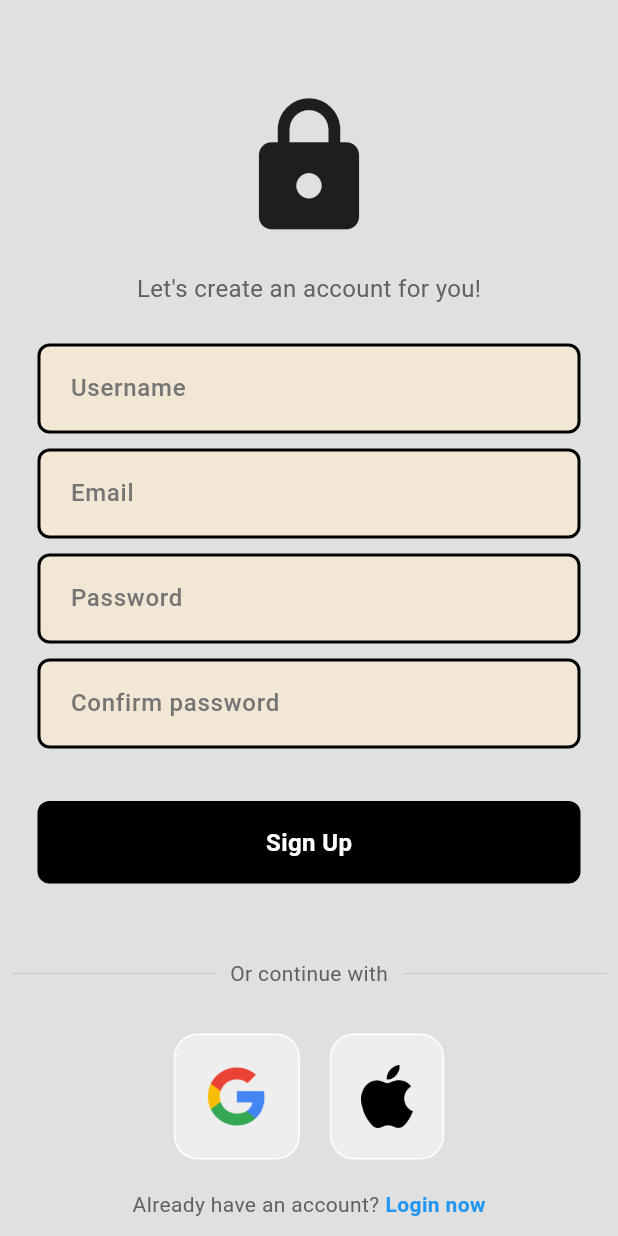
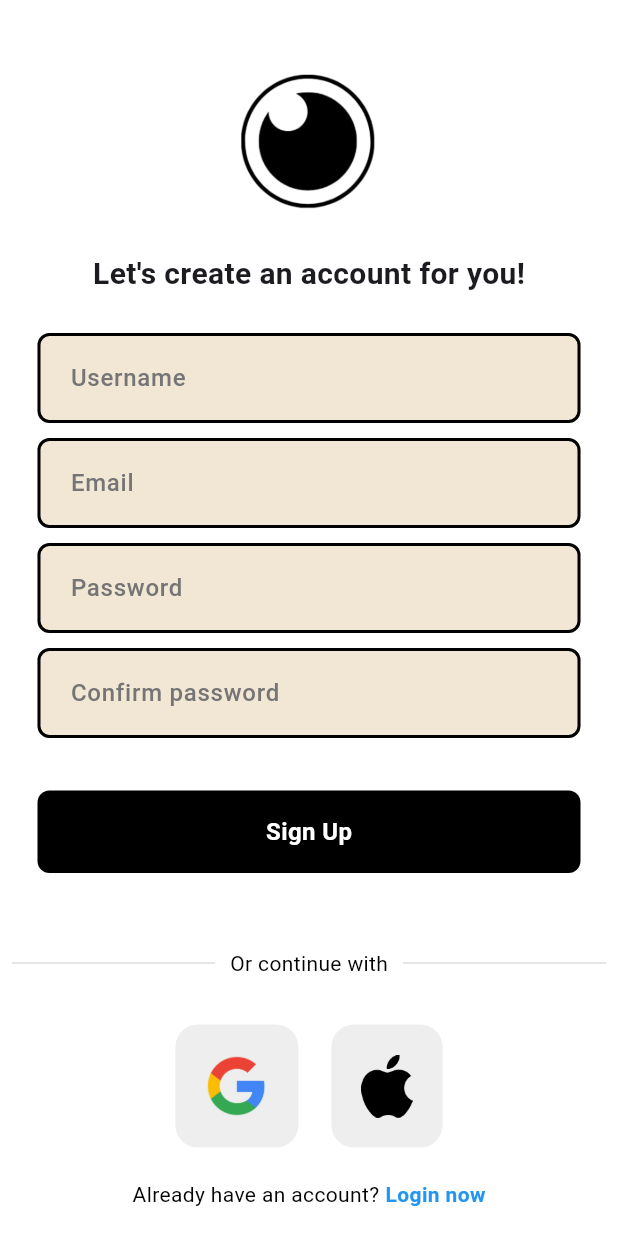
Before and after one commit to viet290423/DoAnLienNganh_Nhom1, a Flutter app: the screen it shows after launch, after a tap on "Register now", on a phone screen of 412 x 824 dp. Run offline on Flutter 3.47's test engine with Material 3 defaults, Android fonts, the phone set to English and light mode, and no system bars; our stand-ins replace camera, cloud_firestore, firebase_auth, firebase_core, firebase_storage, get and 6 more; accounts and stored records are empty; network calls fail; Roboto replaces fonts that are missing (Montserrat).

Commit message:
them man hinh splash

```diff
--- a/fuzzysnap/lib/auth/auth_page.dart
+++ b/fuzzysnap/lib/auth/auth_page.dart
@@ -3,6 +3,7 @@ import 'package:firebase_auth/firebase_auth.dart';
 import 'package:flutter/material.dart';
 import 'package:fuzzysnap/auth/login_or_register_page.dart';
 import 'package:fuzzysnap/pages/main_page.dart';
+import 'package:fuzzysnap/pages/splash/welcome_page.dart';
 
 class AuthPage extends StatelessWidget {
   final List<CameraDescription> cameras; // Thêm biến cameras
@@ -16,9 +17,9 @@ class AuthPage extends StatelessWidget {
         stream: FirebaseAuth.instance.authStateChanges(),
         builder: (context, snapshot) {
           if (snapshot.hasData) {
-            return MainPage(cameras: cameras); // Truyền cameras vào MainPage
+            return MainPage(cameras: cameras);
           } else {
-            return const LoginOrRegisterPage();
+            return LoginOrRegisterPage();
           }
         },
       ),
--- a/fuzzysnap/lib/auth/login_page.dart
+++ b/fuzzysnap/lib/auth/login_page.dart
@@ -1,14 +1,16 @@
 import 'package:firebase_auth/firebase_auth.dart';
 import 'package:flutter/material.dart';
 import 'package:fuzzysnap/auth/forgot_pw_page.dart';
+import 'package:fuzzysnap/provider/provider.dart';
 import 'package:fuzzysnap/service/auth_service.dart';
 import 'package:fuzzysnap/widget/my_button.dart';
 import 'package:fuzzysnap/widget/my_textfield.dart';
 import 'package:fuzzysnap/widget/square_tile.dart';
+import 'package:provider/provider.dart';
 
 class LoginPage extends StatefulWidget {
   final Function()? onTap;
-  const LoginPage({super.key, required this.onTap});
+  const LoginPage({super.key, this.onTap});
 
   @override
   State<LoginPage> createState() => _LoginPageState();
@@ -73,29 +75,35 @@ class _LoginPageState extends State<LoginPage> {
   @override
   Widget build(BuildContext context) {
     return Scaffold(
-      backgroundColor: Colors.grey[300],
+      backgroundColor: Theme.of(context).colorScheme.surface,
       body: SafeArea(
         child: Center(
           child: SingleChildScrollView(
-            child: Column(
+            child: Consumer<UiProvider>(
+                builder: (context, UiProvider notifier, child) {
+              return Column(
                 mainAxisAlignment: MainAxisAlignment.center,
                 children: [
                   const SizedBox(
                     height: 50,
                   ),
                   //logo
-                const Icon(
-                  Icons.lock,
-                  size: 100,
+                  SizedBox(
+                    width: 150,
+                    height: 150,
+                    child: Image(
+                      image: AssetImage(notifier.isDark
+                          ? "assets/images/logo_white.png"
+                          : "assets/images/logo.png"),
                     ),
-                const SizedBox(
-                  height: 50,
                   ),
-                Text(
-                  "Welcome back you're been missed",
+
+                  const Text(
+                    'Welcome back you\'ve\nbeen missed!',
+                    textAlign: TextAlign.center,
                     style: TextStyle(
-                    color: Colors.grey[700],
-                    fontSize: 16,
+                      fontSize: 20,
+                      fontWeight: FontWeight.bold,
                     ),
                   ),
                   const SizedBox(
@@ -136,7 +144,7 @@ class _LoginPageState extends State<LoginPage> {
                           child: Text(
                             "Forgot Password?",
                             style: TextStyle(
-                            color: Colors.grey[600],
+                              color: Theme.of(context).colorScheme.onSecondary,
                             ),
                           ),
                         ),
@@ -168,7 +176,7 @@ class _LoginPageState extends State<LoginPage> {
                           child: Text(
                             "Or continue with",
                             style: TextStyle(
-                            color: Colors.grey[700],
+                              color: Theme.of(context).colorScheme.onSecondary,
                             ),
                           ),
                         ),
@@ -205,7 +213,9 @@ class _LoginPageState extends State<LoginPage> {
                     children: [
                       Text(
                         "Not a member?",
-                      style: TextStyle(color: Colors.grey[700]),
+                        style: TextStyle(
+                          color: Theme.of(context).colorScheme.onSecondary,
+                        ),
                       ),
                       const SizedBox(
                         width: 4,
@@ -221,7 +231,8 @@ class _LoginPageState extends State<LoginPage> {
                     ],
                   )
                 ],
-            ),
+              );
+            }),
           ),
         ),
       ),
--- a/fuzzysnap/lib/auth/register_page.dart
+++ b/fuzzysnap/lib/auth/register_page.dart
@@ -1,10 +1,12 @@
 import 'package:cloud_firestore/cloud_firestore.dart';
 import 'package:firebase_auth/firebase_auth.dart';
 import 'package:flutter/material.dart';
+import 'package:fuzzysnap/provider/provider.dart';
 import 'package:fuzzysnap/service/auth_service.dart';
 import 'package:fuzzysnap/widget/my_button.dart';
 import 'package:fuzzysnap/widget/my_textfield.dart';
 import 'package:fuzzysnap/widget/square_tile.dart';
+import 'package:provider/provider.dart';
 
 class RegisterPage extends StatefulWidget {
   final Function()? onTap;
@@ -52,13 +54,6 @@ class _RegisterPageState extends State<RegisterPage> {
       }
     } on FirebaseAuthException catch (e) {
       Navigator.pop(context);
-      // if (e.code == 'user-not-found') {
-      //   print('No user found for that email.');
-      //   wrongEmailMessage();
-      // } else if (e.code == 'wrong-password') {
-      //   print('Wrong password provided for that user.');
-      //   wrongPasswordMessage();
-      // }
       showErrorMessage(e.code);
     }
   }
@@ -99,29 +94,30 @@ class _RegisterPageState extends State<RegisterPage> {
   @override
   Widget build(BuildContext context) {
     return Scaffold(
-      backgroundColor: Colors.grey[300],
+      backgroundColor: Theme.of(context).colorScheme.surface,
       body: SafeArea(
         child: Center(
           child: SingleChildScrollView(
-            child: Column(
+            child: Consumer<UiProvider>(
+                builder: (context, UiProvider notifier, child) {
+              return Column(
                 mainAxisAlignment: MainAxisAlignment.center,
                 children: [
-                const SizedBox(
-                  height: 50,
+                  SizedBox(
+                    width: 150,
+                    height: 150,
+                    child: Image(
+                      image: AssetImage(notifier.isDark
+                          ? "assets/images/logo_white.png"
+                          : "assets/images/logo.png"),
                     ),
-                //logo
-                const Icon(
-                  Icons.lock,
-                  size: 100,
                   ),
-                const SizedBox(
-                  height: 20,
-                ),
-                Text(
+
+                  const Text(
                     "Let's create an account for you!",
                     style: TextStyle(
-                    color: Colors.grey[700],
-                    fontSize: 16,
+                      fontSize: 20,
+                      fontWeight: FontWeight.bold,
                     ),
                   ),
                   const SizedBox(
@@ -193,7 +189,7 @@ class _RegisterPageState extends State<RegisterPage> {
                           child: Text(
                             "Or continue with",
                             style: TextStyle(
-                            color: Colors.grey[700],
+                              color: Theme.of(context).colorScheme.onSecondary,
                             ),
                           ),
                         ),
@@ -230,7 +226,9 @@ class _RegisterPageState extends State<RegisterPage> {
                     children: [
                       Text(
                         "Already have an account?",
-                      style: TextStyle(color: Colors.grey[700]),
+                        style: TextStyle(
+                          color: Theme.of(context).colorScheme.onSecondary,
+                        ),
                       ),
                       const SizedBox(
                         width: 4,
@@ -246,7 +244,8 @@ class _RegisterPageState extends State<RegisterPage> {
                     ],
                   )
                 ],
-            ),
+              );
+            }),
           ),
         ),
       ),
--- a/fuzzysnap/lib/main.dart
+++ b/fuzzysnap/lib/main.dart
@@ -9,6 +9,7 @@ import 'package:fuzzysnap/pages/chat/chat_page.dart';
 import 'package:fuzzysnap/pages/home_page.dart';
 import 'package:fuzzysnap/pages/main_page.dart';
 import 'package:fuzzysnap/pages/notification_page.dart';
+import 'package:fuzzysnap/pages/splash/splash_page.dart';
 import 'package:fuzzysnap/provider/provider.dart';
 import 'package:provider/provider.dart';
 
@@ -49,10 +50,14 @@ class MyApp extends StatelessWidget {
               onPrimary: Colors.white,
               onSecondary: Colors.black,
             ),
+            progressIndicatorTheme: const ProgressIndicatorThemeData(
+                color: Color(0xFF6D9886) // Màu cho CircularProgressIndicator
+                ),
             useMaterial3: true,
           ),
-          home: AuthPage(cameras: cameras),
+          initialRoute: '/',
           routes: {
+            '/': (context) => SplashScreen(),
             '/auth_page': (context) => AuthPage(cameras: cameras),
             '/login_register_page': (context) => const LoginOrRegisterPage(),
             '/main_page': (context) => MainPage(
--- a/fuzzysnap/lib/pages/notification_page.dart
+++ b/fuzzysnap/lib/pages/notification_page.dart
@@ -55,7 +55,11 @@ class _NotificationPageState extends State<NotificationPage> {
         ),
       ),
       body: friendRequests.isEmpty
-          ? const Center(child: Text('Không có yêu cầu kết bạn.'))
+          ? const Center(
+              child: Text(
+              'Nothing here!',
+              style: TextStyle(fontSize: 22),
+            ))
           : ListView.builder(
               itemCount: friendRequests.length,
               itemBuilder: (context, index) {
--- a/fuzzysnap/lib/pages/setting/setting_page.dart
+++ b/fuzzysnap/lib/pages/setting/setting_page.dart
@@ -19,7 +19,7 @@ class _SettingPageState extends State<SettingPage> {
     FirebaseAuth.instance.signOut().then((_) {
       Navigator.pushNamedAndRemoveUntil(
         context,
-        '/auth_page',
+        '/',
         (route) => false,
       );
     }).catchError((error) {
--- /dev/null
+++ b/fuzzysnap/lib/pages/splash/splash_page.dart
@@ -0,0 +1,66 @@
+import 'dart:async';
+import 'package:camera/camera.dart';
+import 'package:flutter/material.dart';
+import 'package:flutter/widgets.dart';
+import 'package:fuzzysnap/auth/auth_page.dart';
+import 'package:fuzzysnap/pages/splash/welcome_page.dart';
+import 'package:fuzzysnap/provider/provider.dart';
+import 'package:get/get.dart';
+import 'package:provider/provider.dart';
+
+import '../../app/dimensions.dart';
+
+class SplashScreen extends StatefulWidget {
+  const SplashScreen({Key? key}) : super(key: key);
+
+  @override
+  _SplashScreenState createState() => _SplashScreenState();
+}
+
+class _SplashScreenState extends State<SplashScreen>
+    with TickerProviderStateMixin {
+  late Animation<double> animation;
+  late AnimationController controller;
+
+  @override
+  void initState() {
+    super.initState();
+    // _loadResource();
+    controller =
+        AnimationController(vsync: this, duration: const Duration(seconds: 2))
+          ..forward();
+
+    animation = CurvedAnimation(parent: controller, curve: Curves.linear);
+    Timer(const Duration(seconds: 3),
+        () => Navigator.pushReplacementNamed(context, '/auth_page'));
+  }
+
+  // animation logo
+  @override
+  Widget build(BuildContext context) {
+    return Scaffold(
+      backgroundColor: Theme.of(context).colorScheme.surface,
+      body:
+          Consumer<UiProvider>(builder: (context, UiProvider notifier, child) {
+        return Column(
+          mainAxisAlignment: MainAxisAlignment.center,
+          children: [
+            ScaleTransition(
+              scale: animation,
+              child: Center(
+                  child: Image.asset(notifier.isDark ?
+                "assets/images/logo_white.png" : "assets/images/logo.png",
+                width: 180,
+              )),
+            ),
+            Center(
+                child: Image.asset(
+              "assets/images/logo2.png",
+              width: 180,
+            )),
+          ],
+        );
+      }),
+    );
+  }
+}
--- a/fuzzysnap/lib/provider/provider.dart
+++ b/fuzzysnap/lib/provider/provider.dart
@@ -17,10 +17,14 @@ class UiProvider extends ChangeNotifier{
           secondary: Colors.grey[850]!,
           onSecondary: Colors.white
       ),
+      progressIndicatorTheme: const ProgressIndicatorThemeData(
+        color: Color(0xFF6D9886), // Màu cho CircularProgressIndicator
+      ),
       appBarTheme: const AppBarTheme(
         backgroundColor: Colors.transparent,
         iconTheme: IconThemeData(color: Colors.white),
-      )
+      ),
+
   );
 
   //Custom light theme
--- a/fuzzysnap/lib/widget/my_button.dart
+++ b/fuzzysnap/lib/widget/my_button.dart
@@ -13,14 +13,14 @@ class MyButton extends StatelessWidget {
         padding: const EdgeInsets.symmetric(vertical: 16),
         margin: const EdgeInsets.symmetric(horizontal: 25),
         decoration: BoxDecoration(
-          color: Colors.black,
+          color: Theme.of(context).colorScheme.onSecondary,
           borderRadius: BorderRadius.circular(8),
         ),
         child: Center(
           child: Text(
             text,
-            style: const TextStyle(
-              color: Colors.white,
+            style: TextStyle(
+              color: Theme.of(context).colorScheme.onPrimary,
               fontWeight: FontWeight.bold,
               fontSize: 16,
             ),
```
Also changed, not shown: fuzzysnap/lib/pages/splash/welcome_page.dart (added, +125 -0 lines), fuzzysnap/assets/images/logo.png (added), fuzzysnap/assets/images/logo2.png (added), fuzzysnap/assets/images/logo_white.png (added), fuzzysnap/assets/images/welcome.png (added). Lines whose indentation alone changed are shown as unchanged.
